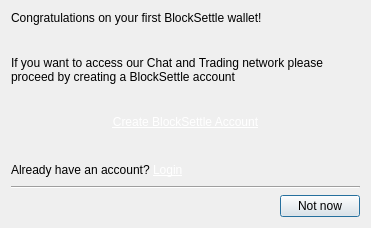
Qt form BlockSettleUILib/CreateAccountPrompt.ui (BlockSettle/terminal) before a commit.
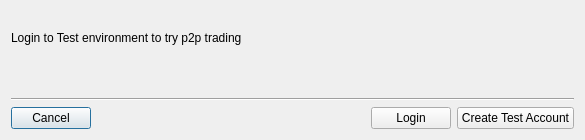
The same form after that commit.

What changed in the file:
```diff
--- a/BlockSettleUILib/CreateAccountPrompt.ui
+++ b/BlockSettleUILib/CreateAccountPrompt.ui
@@ -6,30 +6,26 @@
    <rect>
     <x>0</x>
     <y>0</y>
-    <width>371</width>
-    <height>228</height>
+    <width>585</width>
+    <height>140</height>
    </rect>
   </property>
   <property name="windowTitle">
    <string>Create BlockSettle Account</string>
   </property>
   <layout class="QVBoxLayout" name="verticalLayout">
-   <item>
-    <widget class="QLabel" name="labelHeading">
-     <property name="text">
-      <string>Congratulations on your first BlockSettle wallet!</string>
-     </property>
-    </widget>
-   </item>
    <item>
     <spacer name="verticalSpacer">
      <property name="orientation">
       <enum>Qt::Vertical</enum>
      </property>
+     <property name="sizeType">
+      <enum>QSizePolicy::Fixed</enum>
+     </property>
      <property name="sizeHint" stdset="0">
       <size>
        <width>20</width>
-       <height>40</height>
+       <height>20</height>
       </size>
      </property>
     </spacer>
@@ -37,7 +33,7 @@
    <item>
     <widget class="QLabel" name="labelText">
      <property name="text">
-      <string>If you want to access our Chat and Trading network please proceed by creating a BlockSettle account </string>
+      <string>Login to Test environment to try p2p trading</string>
      </property>
      <property name="wordWrap">
       <bool>true</bool>
@@ -57,53 +53,6 @@
      </property>
     </spacer>
    </item>
-   <item>
-    <widget class="QLabel" name="labelCreateAccount">
-     <property name="text">
-      <string>&lt;a href=&quot;#&quot; style=&quot;color:#ffffff&quot;&gt;Create BlockSettle Account&lt;/a&gt;</string>
-     </property>
-     <property name="alignment">
-      <set>Qt::AlignCenter</set>
-     </property>
-    </widget>
-   </item>
-   <item>
-    <spacer name="verticalSpacer_3">
-     <property name="orientation">
-      <enum>Qt::Vertical</enum>
-     </property>
-     <property name="sizeHint" stdset="0">
-      <size>
-       <width>20</width>
-       <height>40</height>
-      </size>
-     </property>
-    </spacer>
-   </item>
-   <item>
-    <layout class="QHBoxLayout" name="horizontalLayout">
-     <item>
-      <widget class="QLabel" name="labelLogin">
-       <property name="text">
-        <string>Already have an account? &lt;a href=&quot;#&quot; style=&quot;color:#ffffff&quot;&gt;Login&lt;/a&gt;</string>
-       </property>
-      </widget>
-     </item>
-     <item>
-      <spacer name="horizontalSpacer">
-       <property name="orientation">
-        <enum>Qt::Horizontal</enum>
-       </property>
-       <property name="sizeHint" stdset="0">
-        <size>
-         <width>40</width>
-         <height>20</height>
-        </size>
-       </property>
-      </spacer>
-     </item>
-    </layout>
-   </item>
    <item>
     <widget class="Line" name="line">
      <property name="orientation">
@@ -113,23 +62,37 @@
    </item>
    <item>
     <layout class="QHBoxLayout" name="horizontalLayout_2">
-     <item>
-      <spacer name="horizontalSpacer_2">
-       <property name="orientation">
-        <enum>Qt::Horizontal</enum>
-       </property>
-       <property name="sizeHint" stdset="0">
-        <size>
-         <width>40</width>
-         <height>20</height>
-        </size>
-       </property>
-      </spacer>
-     </item>
      <item>
       <widget class="QPushButton" name="pushButtonCancel">
        <property name="text">
-        <string>Not now</string>
+        <string>Cancel</string>
+       </property>
+      </widget>
+     </item>
+     <item>
+      <spacer name="horizontalSpacer_2">
+       <property name="orientation">
+        <enum>Qt::Horizontal</enum>
+       </property>
+       <property name="sizeHint" stdset="0">
+        <size>
+         <width>40</width>
+         <height>20</height>
+        </size>
+       </property>
+      </spacer>
+     </item>
+     <item>
+      <widget class="QPushButton" name="pushButtonLogin">
+       <property name="text">
+        <string>Login</string>
+       </property>
+      </widget>
+     </item>
+     <item>
+      <widget class="QPushButton" name="pushButtonCreateAccount">
+       <property name="text">
+        <string>Create Test Account</string>
        </property>
       </widget>
      </item>
```
Left out of the diff: 2 changed lines with no effect on the pictures.
